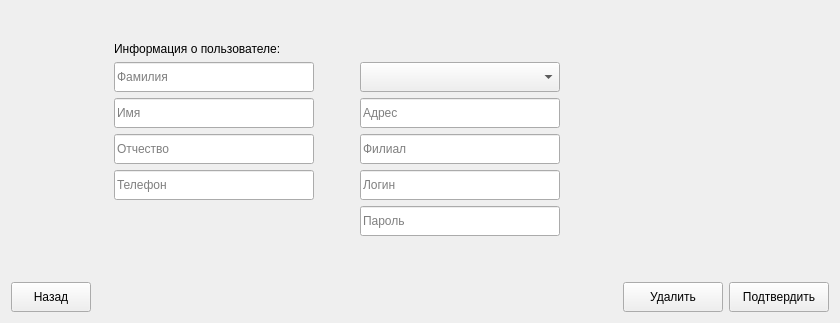
Qt form MDKP/changeuserdatawidget.ui (MiFit1/OSOGO) before a commit.
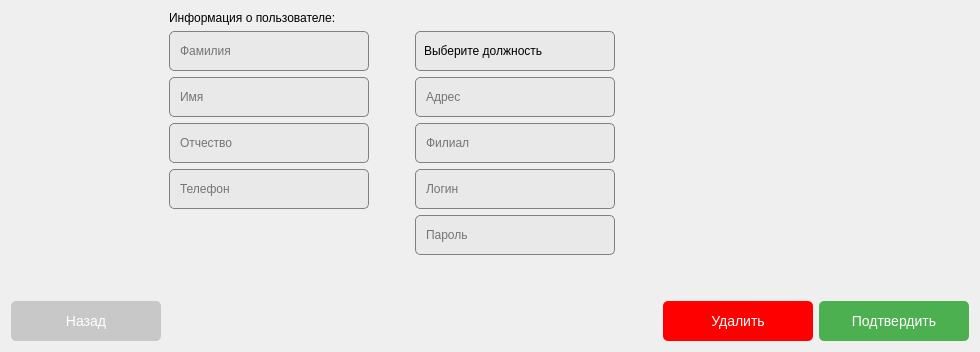
The same form after that commit. Icons and pictures are not drawn.

```diff
--- a/MDKP/changeuserdatawidget.ui
+++ b/MDKP/changeuserdatawidget.ui
@@ -6,8 +6,8 @@
    <rect>
     <x>0</x>
     <y>0</y>
-    <width>840</width>
-    <height>323</height>
+    <width>980</width>
+    <height>342</height>
    </rect>
   </property>
   <property name="windowTitle">
@@ -27,9 +27,23 @@
        <property name="minimumSize">
         <size>
          <width>200</width>
-         <height>30</height>
+         <height>40</height>
         </size>
        </property>
+       <property name="styleSheet">
+        <string notr="true">QLineEdit {
+	font: 500 9pt &quot;Montserrat Medium&quot;;
+   background: #e9e9e9;
+	border-radius: 5px;
+	padding: 8px;
+	border: 1px solid gray;
+}
+
+QLineEdit:focus {
+    border-color: #5fbaeb;
+}
+</string>
+       </property>
        <property name="placeholderText">
         <string>Адрес</string>
        </property>
@@ -39,10 +53,24 @@
       <widget class="QLineEdit" name="PasswordLine">
        <property name="minimumSize">
         <size>
-         <width>0</width>
-         <height>30</height>
+         <width>200</width>
+         <height>40</height>
         </size>
        </property>
+       <property name="styleSheet">
+        <string notr="true">QLineEdit {
+	font: 500 9pt &quot;Montserrat Medium&quot;;
+   background: #e9e9e9;
+	border-radius: 5px;
+	padding: 8px;
+	border: 1px solid gray;
+}
+
+QLineEdit:focus {
+    border-color: #5fbaeb;
+}
+</string>
+       </property>
        <property name="placeholderText">
         <string>Пароль</string>
        </property>
@@ -103,10 +131,24 @@
        </property>
        <property name="minimumSize">
         <size>
-         <width>0</width>
-         <height>30</height>
+         <width>200</width>
+         <height>40</height>
         </size>
        </property>
+       <property name="styleSheet">
+        <string notr="true">QLineEdit {
+	font: 500 9pt &quot;Montserrat Medium&quot;;
+   background: #e9e9e9;
+	border-radius: 5px;
+	padding: 8px;
+	border: 1px solid gray;
+}
+
+QLineEdit:focus {
+    border-color: #5fbaeb;
+}
+</string>
+       </property>
        <property name="placeholderText">
         <string>Отчество</string>
        </property>
@@ -116,10 +158,24 @@
       <widget class="QLineEdit" name="LoginLine">
        <property name="minimumSize">
         <size>
-         <width>0</width>
-         <height>30</height>
+         <width>200</width>
+         <height>40</height>
         </size>
        </property>
+       <property name="styleSheet">
+        <string notr="true">QLineEdit {
+	font: 500 9pt &quot;Montserrat Medium&quot;;
+   background: #e9e9e9;
+	border-radius: 5px;
+	padding: 8px;
+	border: 1px solid gray;
+}
+
+QLineEdit:focus {
+    border-color: #5fbaeb;
+}
+</string>
+       </property>
        <property name="placeholderText">
         <string>Логин</string>
        </property>
@@ -149,12 +205,61 @@
        <property name="minimumSize">
         <size>
          <width>200</width>
-         <height>30</height>
+         <height>40</height>
         </size>
        </property>
+       <property name="styleSheet">
+        <string notr="true">QComboBox {
+	font: 500 9pt &quot;Montserrat Medium&quot;;
+   background: #e9e9e9;
+	border-radius: 5px;
+	padding: 8px;
+	border: 1px solid gray;
+}
+
+QComboBox:editable {
+    background: #5fbaeb;
+}
+
+QComboBox:!editable:on, QComboBox::drop-down:editable:on {
+    background: #cdcdcd;
+}
+
+QComboBox::drop-down {
+	subcontrol-origin: padding;
+	subcontrol-position: top right;
+	width: 25px;
+	border-left-width: 1px;
+}
+
+QComboBox::down-arrow {
+   image: url(:/images/resources/CheckMark.png);
+	width: 12px;
+	height: 12px;
+}
+QComboBox QAbstractItemView::item {
+height: 40px;
+}
+</string>
+       </property>
        <property name="placeholderText">
         <string>Выберите должность</string>
        </property>
+       <item>
+        <property name="text">
+         <string>Администратор</string>
+        </property>
+       </item>
+       <item>
+        <property name="text">
+         <string>Агент</string>
+        </property>
+       </item>
+       <item>
+        <property name="text">
+         <string>Бухгалтер</string>
+        </property>
+       </item>
       </widget>
      </item>
      <item row="0" column="2">
@@ -184,9 +289,23 @@
        <property name="minimumSize">
         <size>
          <width>200</width>
-         <height>30</height>
+         <height>40</height>
         </size>
        </property>
+       <property name="styleSheet">
+        <string notr="true">QLineEdit {
+	font: 500 9pt &quot;Montserrat Medium&quot;;
+   background: #e9e9e9;
+	border-radius: 5px;
+	padding: 8px;
+	border: 1px solid gray;
+}
+
+QLineEdit:focus {
+    border-color: #5fbaeb;
+}
+</string>
+       </property>
        <property name="placeholderText">
         <string>Филиал</string>
        </property>
@@ -206,6 +325,12 @@
          <height>0</height>
         </size>
        </property>
+       <property name="styleSheet">
+        <string notr="true">QLabel {
+	font: 500 11pt &quot;Montserrat Medium&quot;;
+}
+</string>
+       </property>
        <property name="text">
         <string>Информация о пользователе:</string>
        </property>
@@ -221,10 +346,24 @@
        </property>
        <property name="minimumSize">
         <size>
-         <width>0</width>
-         <height>30</height>
+         <width>200</width>
+         <height>40</height>
         </size>
        </property>
+       <property name="styleSheet">
+        <string notr="true">QLineEdit {
+	font: 500 9pt &quot;Montserrat Medium&quot;;
+   background: #e9e9e9;
+	border-radius: 5px;
+	padding: 8px;
+	border: 1px solid gray;
+}
+
+QLineEdit:focus {
+    border-color: #5fbaeb;
+}
+</string>
+       </property>
        <property name="placeholderText">
         <string>Имя</string>
        </property>
@@ -241,9 +380,23 @@
        <property name="minimumSize">
         <size>
          <width>200</width>
-         <height>30</height>
+         <height>40</height>
         </size>
        </property>
+       <property name="styleSheet">
+        <string notr="true">QLineEdit {
+	font: 500 9pt &quot;Montserrat Medium&quot;;
+   background: #e9e9e9;
+	border-radius: 5px;
+	padding: 8px;
+	border: 1px solid gray;
+}
+
+QLineEdit:focus {
+    border-color: #5fbaeb;
+}
+</string>
+       </property>
        <property name="placeholderText">
         <string>Фамилия</string>
        </property>
@@ -291,10 +444,24 @@
        </property>
        <property name="minimumSize">
         <size>
-         <width>0</width>
-         <height>30</height>
+         <width>200</width>
+         <height>40</height>
         </size>
        </property>
+       <property name="styleSheet">
+        <string notr="true">QLineEdit {
+	font: 500 9pt &quot;Montserrat Medium&quot;;
+   background: #e9e9e9;
+	border-radius: 5px;
+	padding: 8px;
+	border: 1px solid gray;
+}
+
+QLineEdit:focus {
+    border-color: #5fbaeb;
+}
+</string>
+       </property>
        <property name="placeholderText">
         <string>Телефон</string>
        </property>
@@ -306,10 +473,26 @@
         <widget class="QPushButton" name="BackButton">
          <property name="minimumSize">
           <size>
-           <width>80</width>
-           <height>30</height>
+           <width>150</width>
+           <height>40</height>
           </size>
          </property>
+         <property name="styleSheet">
+          <string notr="true">QPushButton {
+	font: 500 14pt &quot;Montserrat Medium&quot;;
+    background-color: #c8c8c8; 
+    color: white; 
+    border: none;
+    font-size: 14px;
+    border-radius: 5px; 
+}
+QPushButton:hover {
+    background-color: #aeaeae;
+}
+QPushButton:pressed {
+    background-color: #949494; 
+}</string>
+         </property>
          <property name="text">
           <string>Назад</string>
          </property>
@@ -355,10 +538,26 @@
          </property>
          <property name="minimumSize">
           <size>
-           <width>100</width>
-           <height>30</height>
+           <width>150</width>
+           <height>40</height>
           </size>
          </property>
+         <property name="styleSheet">
+          <string notr="true">QPushButton {
+	font: 500 14pt &quot;Montserrat Medium&quot;;
+    background-color: #ff0000; 
+    color: white; 
+    border: none;
+    font-size: 14px;
+    border-radius: 5px; 
+}
+QPushButton:hover {
+    background-color: #d20000;
+}
+QPushButton:pressed {
+    background-color: #8B0000; 
+}</string>
+         </property>
          <property name="text">
           <string>Удалить</string>
          </property>
@@ -368,10 +567,26 @@
         <widget class="QPushButton" name="ConfirmButton">
          <property name="minimumSize">
           <size>
-           <width>100</width>
-           <height>30</height>
+           <width>150</width>
+           <height>40</height>
           </size>
          </property>
+         <property name="styleSheet">
+          <string notr="true">QPushButton {
+font: 500 14pt &quot;Montserrat Medium&quot;;
+    background-color: #4CAF50; 
+    color: white; 
+    border: none;
+    font-size: 14px;
+    border-radius: 5px; 
+}
+QPushButton:hover {
+    background-color: #45a049;
+}
+QPushButton:pressed {
+    background-color: #357a38; 
+}</string>
+         </property>
          <property name="text">
           <string>Подтвердить</string>
          </property>
```
